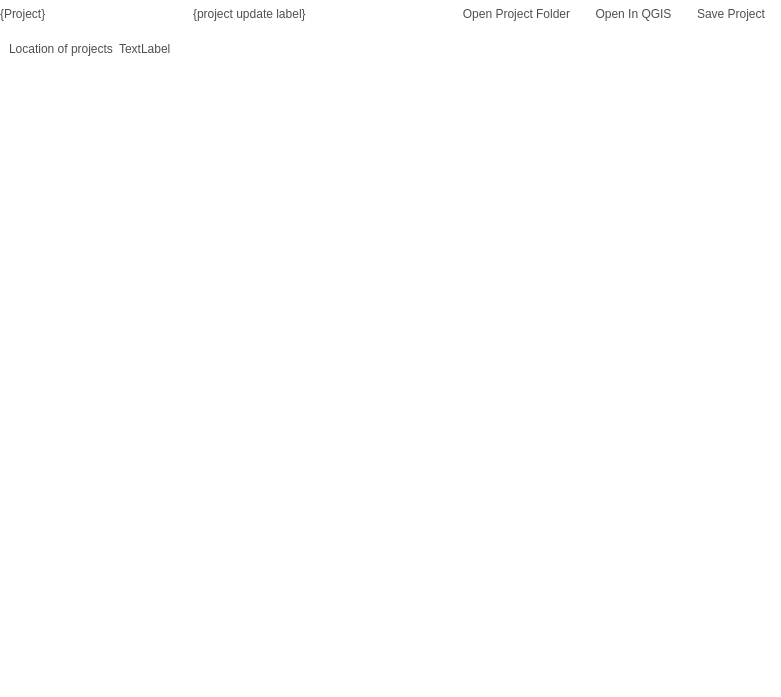
roam-qgis/Roam, file src/configmanager/ui/ui_projectwidget.ui: the form before one commit.
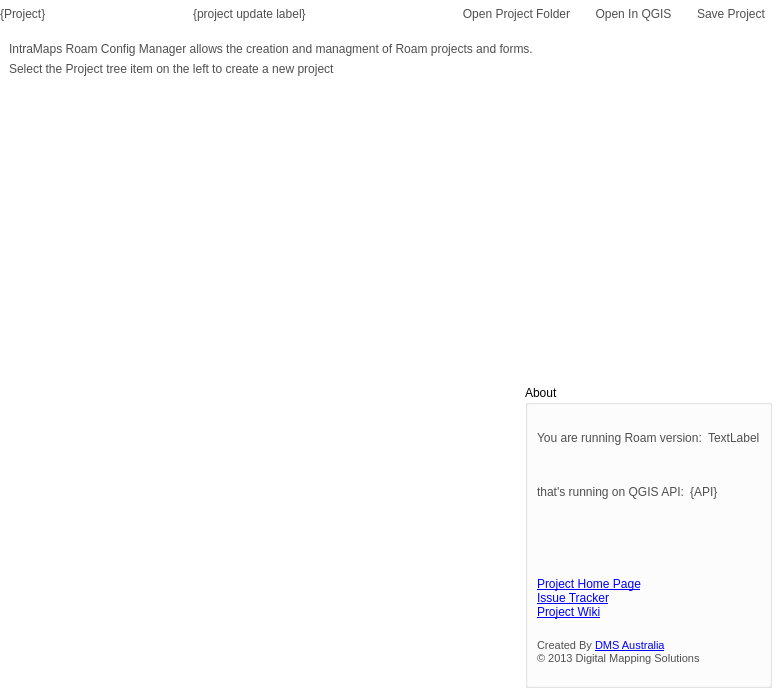
The form after the commit. The open tabs and pages were chosen to show the change. Icons and pictures are not drawn. Custom widgets are drawn as their Qt base class.

Commit message: Add about section on Roam node

What changed in the file:
```diff
--- a/src/configmanager/ui/ui_projectwidget.ui
+++ b/src/configmanager/ui/ui_projectwidget.ui
@@ -947,21 +947,219 @@
       <layout class="QGridLayout" name="gridLayout_8"/>
      </widget>
      <widget class="QWidget" name="roam_page">
-      <layout class="QFormLayout" name="formLayout_4">
-       <property name="fieldGrowthPolicy">
-        <enum>QFormLayout::AllNonFixedFieldsGrow</enum>
-       </property>
-       <item row="0" column="0">
-        <widget class="QLabel" name="label_15">
+      <layout class="QGridLayout" name="gridLayout_2">
+       <item row="0" column="0" colspan="3">
+        <widget class="QLabel" name="label_42">
          <property name="text">
-          <string>Location of projects</string>
+          <string>IntraMaps Roam Config Manager allows the creation and managment of Roam projects and forms.</string>
          </property>
+         <property name="wordWrap">
+          <bool>true</bool>
+         </property>
+         <property name="isheader" stdset="0">
+          <bool>true</bool>
+         </property>
         </widget>
        </item>
-       <item row="0" column="1">
-        <widget class="QLabel" name="projectlocationlabel">
+       <item row="3" column="2">
+        <widget class="QGroupBox" name="groupBox_3">
+         <property name="title">
+          <string>About</string>
+         </property>
+         <property name="flat">
+          <bool>true</bool>
+         </property>
+         <layout class="QGridLayout" name="gridLayout_5">
+          <item row="0" column="0" colspan="2">
+           <layout class="QHBoxLayout" name="horizontalLayout_9">
+            <item>
+             <widget class="QLabel" name="versionLabel1">
+              <property name="sizePolicy">
+               <sizepolicy hsizetype="Maximum" vsizetype="Preferred">
+                <horstretch>0</horstretch>
+                <verstretch>0</verstretch>
+               </sizepolicy>
+              </property>
+              <property name="text">
+               <string>You are running Roam version:</string>
+              </property>
+              <property name="scaledContents">
+               <bool>false</bool>
+              </property>
+             </widget>
+            </item>
+            <item>
+             <widget class="QLabel" name="versionLabel">
+              <property name="text">
+               <string>TextLabel</string>
+              </property>
+             </widget>
+            </item>
+           </layout>
+          </item>
+          <item row="1" column="0" colspan="2">
+           <layout class="QHBoxLayout" name="horizontalLayout_8">
+            <item>
+             <widget class="QLabel" name="label_19">
+              <property name="text">
+               <string>that's running on QGIS API:</string>
+              </property>
+             </widget>
+            </item>
+            <item>
+             <widget class="QLabel" name="qgisapiLabel">
+              <property name="text">
+               <string>{API}</string>
+              </property>
+             </widget>
+            </item>
+           </layout>
+          </item>
+          <item row="3" column="0">
+           <widget class="QLabel" name="label_17">
+            <property name="sizePolicy">
+             <sizepolicy hsizetype="Preferred" vsizetype="Preferred">
+              <horstretch>0</horstretch>
+              <verstretch>0</verstretch>
+             </sizepolicy>
+            </property>
+            <property name="maximumSize">
+             <size>
+              <width>270</width>
+              <height>250</height>
+             </size>
+            </property>
+            <property name="text">
+             <string/>
+            </property>
+            <property name="pixmap">
+             <pixmap resource="../../roam/resources.qrc">:/branding/dms</pixmap>
+            </property>
+            <property name="scaledContents">
+             <bool>true</bool>
+            </property>
+           </widget>
+          </item>
+          <item row="3" column="1">
+           <widget class="QLabel" name="label_20">
+            <property name="sizePolicy">
+             <sizepolicy hsizetype="Preferred" vsizetype="Preferred">
+              <horstretch>0</horstretch>
+              <verstretch>0</verstretch>
+             </sizepolicy>
+            </property>
+            <property name="minimumSize">
+             <size>
+              <width>0</width>
+              <height>0</height>
+             </size>
+            </property>
+            <property name="maximumSize">
+             <size>
+              <width>150</width>
+              <height>150</height>
+             </size>
+            </property>
+            <property name="text">
+             <string/>
+            </property>
+            <property name="pixmap">
+             <pixmap resource="../../roam/resources.qrc">:/branding/qgis</pixmap>
+            </property>
+            <property name="scaledContents">
+             <bool>true</bool>
+            </property>
+           </widget>
+          </item>
+          <item row="5" column="0">
+           <widget class="QLabel" name="label_41">
+            <property name="text">
+             <string>&lt;!DOCTYPE HTML PUBLIC &quot;-//W3C//DTD HTML 4.0//EN&quot; &quot;http://www.w3.org/TR/REC-html40/strict.dtd&quot;&gt;
+&lt;html&gt;&lt;head&gt;&lt;meta name=&quot;qrichtext&quot; content=&quot;1&quot; /&gt;&lt;style type=&quot;text/css&quot;&gt;
+p, li { white-space: pre-wrap; }
+&lt;/style&gt;&lt;/head&gt;&lt;body style=&quot; font-family:'Segoe UI'; font-weight:400; font-style:normal;&quot;&gt;
+&lt;p style=&quot; margin-top:0px; margin-bottom:0px; margin-left:0px; margin-right:0px; -qt-block-indent:0; text-indent:0px;&quot;&gt;&lt;a href=&quot;https://github.com/DMS-Aus/Roam&quot;&gt;&lt;span style=&quot; text-decoration: underline; color:#0000ff;&quot;&gt;Project Home Page&lt;/span&gt;&lt;/a&gt;&lt;/p&gt;
+&lt;p style=&quot; margin-top:0px; margin-bottom:0px; margin-left:0px; margin-right:0px; -qt-block-indent:0; text-indent:0px;&quot;&gt;&lt;a href=&quot;https://github.com/DMS-Aus/Roam/issues?state=open&quot;&gt;&lt;span style=&quot; text-decoration: underline; color:#0000ff;&quot;&gt;Issue Tracker&lt;/span&gt;&lt;/a&gt;&lt;/p&gt;
+&lt;p style=&quot; margin-top:0px; margin-bottom:0px; margin-left:0px; margin-right:0px; -qt-block-indent:0; text-indent:0px;&quot;&gt;&lt;a href=&quot;https://github.com/DMS-Aus/Roam/wiki&quot;&gt;&lt;span style=&quot; text-decoration: underline; color:#0000ff;&quot;&gt;Project Wiki&lt;/span&gt;&lt;/a&gt;&lt;/p&gt;&lt;/body&gt;&lt;/html&gt;</string>
+            </property>
+            <property name="openExternalLinks">
+             <bool>true</bool>
+            </property>
+            <property name="textInteractionFlags">
+             <set>Qt::LinksAccessibleByKeyboard|Qt::LinksAccessibleByMouse</set>
+            </property>
+           </widget>
+          </item>
+          <item row="6" column="0">
+           <widget class="QLabel" name="label_18">
+            <property name="text">
+             <string>&lt;!DOCTYPE HTML PUBLIC &quot;-//W3C//DTD HTML 4.0//EN&quot; &quot;http://www.w3.org/TR/REC-html40/strict.dtd&quot;&gt;
+&lt;html&gt;&lt;head&gt;&lt;meta name=&quot;qrichtext&quot; content=&quot;1&quot; /&gt;&lt;style type=&quot;text/css&quot;&gt;
+p, li { white-space: pre-wrap; }
+&lt;/style&gt;&lt;/head&gt;&lt;body style=&quot; font-family:'Segoe UI'; font-weight:400; font-style:normal;&quot;&gt;
+&lt;p style=&quot; margin-top:0px; margin-bottom:0px; margin-left:0px; margin-right:0px; -qt-block-indent:0; text-indent:0px;&quot;&gt;&lt;span style=&quot; font-family:'MS Shell Dlg 2'; font-size:8pt;&quot;&gt;Created By &lt;/span&gt;&lt;a href=&quot;mapsolutions.com.au&quot;&gt;&lt;span style=&quot; font-family:'MS Shell Dlg 2'; font-size:8pt; text-decoration: underline; color:#0000ff;&quot;&gt;DMS Australia&lt;/span&gt;&lt;/a&gt;&lt;/p&gt;
+&lt;p style=&quot; margin-top:0px; margin-bottom:0px; margin-left:0px; margin-right:0px; -qt-block-indent:0; text-indent:0px;&quot;&gt;&lt;span style=&quot; font-family:'MS Shell Dlg 2'; font-size:8pt;&quot;&gt;© 2013 Digital Mapping Solutions&lt;/span&gt;&lt;/p&gt;&lt;/body&gt;&lt;/html&gt;</string>
+            </property>
+            <property name="openExternalLinks">
+             <bool>true</bool>
+            </property>
+            <property name="textInteractionFlags">
+             <set>Qt::LinksAccessibleByKeyboard|Qt::LinksAccessibleByMouse</set>
+            </property>
+           </widget>
+          </item>
+         </layout>
+        </widget>
+       </item>
+       <item row="3" column="0">
+        <spacer name="verticalSpacer_2">
+         <property name="orientation">
+          <enum>Qt::Vertical</enum>
+         </property>
+         <property name="sizeHint" stdset="0">
+          <size>
+           <width>20</width>
+           <height>40</height>
+          </size>
+         </property>
+        </spacer>
+       </item>
+       <item row="3" column="1">
+        <spacer name="horizontalSpacer_5">
+         <property name="orientation">
+          <enum>Qt::Horizontal</enum>
+         </property>
+         <property name="sizeHint" stdset="0">
+          <size>
+           <width>40</width>
+           <height>20</height>
+          </size>
+         </property>
+        </spacer>
+       </item>
+       <item row="2" column="0" colspan="3">
+        <spacer name="verticalSpacer_5">
+         <property name="orientation">
+          <enum>Qt::Vertical</enum>
+         </property>
+         <property name="sizeHint" stdset="0">
+          <size>
+           <width>20</width>
+           <height>40</height>
+          </size>
+         </property>
+        </spacer>
+       </item>
+       <item row="1" column="0" colspan="3">
+        <widget class="QLabel" name="label_43">
          <property name="text">
-          <string>TextLabel</string>
+          <string>Select the Project tree item on the left to create a new project</string>
+         </property>
+         <property name="wordWrap">
+          <bool>true</bool>
+         </property>
+         <property name="isheader" stdset="0">
+          <bool>true</bool>
          </property>
         </widget>
        </item>
@@ -1032,6 +1230,24 @@
        </item>
       </layout>
      </widget>
+     <widget class="QWidget" name="projects_page">
+      <layout class="QFormLayout" name="formLayout_9">
+       <item row="0" column="0">
+        <widget class="QLabel" name="label_15">
+         <property name="text">
+          <string>Projects loaded from:</string>
+         </property>
+        </widget>
+       </item>
+       <item row="0" column="1">
+        <widget class="QLabel" name="projectlocationlabel">
+         <property name="text">
+          <string>TextLabel</string>
+         </property>
+        </widget>
+       </item>
+      </layout>
+     </widget>
     </widget>
    </item>
   </layout>
```
Left out of the diff: 290 changed lines with no effect on the pictures. The commit also changes 2 other files.
